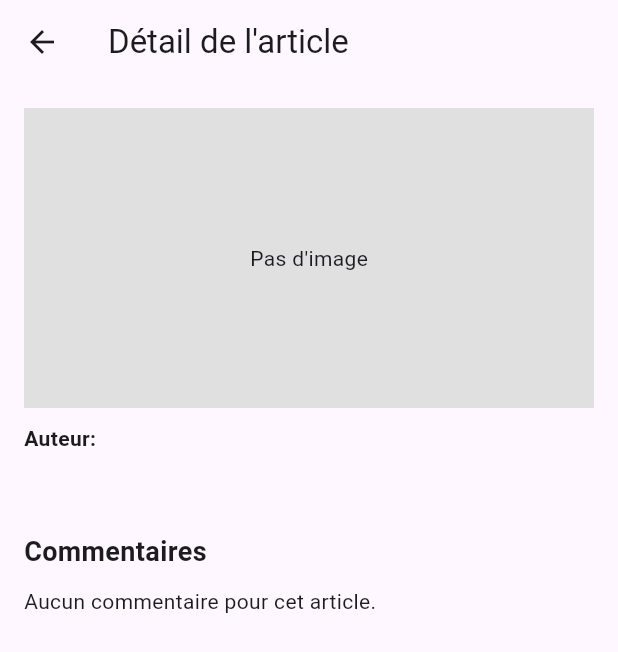
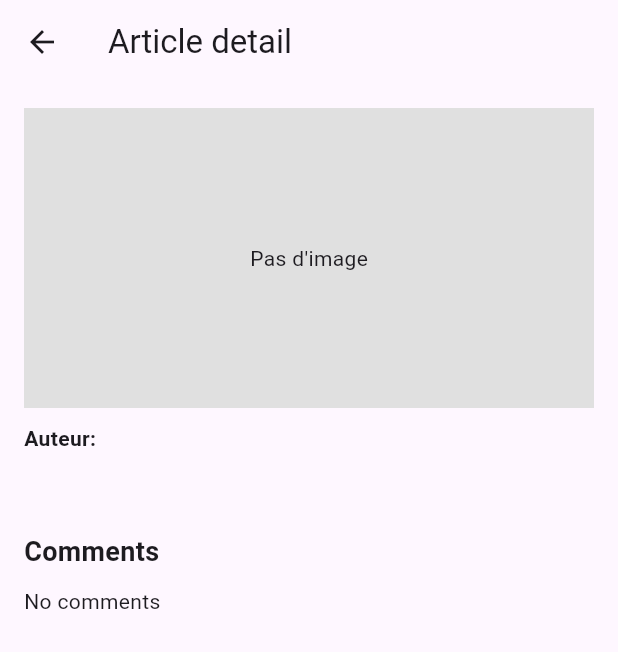
Before and after one commit to kyliantaguelmint/MobileProgrammingFinalProject, a Flutter app: the ArticleDetailPage screen opened directly with empty values, on a phone screen of 412 x 824 dp. Shown: the top 652 px of the screen. Run offline on Flutter 3.47's test engine with Material 3 defaults, Android fonts, the phone set to English and light mode, and no system bars; our stand-ins replace auto_size_text, awesome_notifications, cloud_firestore, firebase_auth, firebase_core, firebase_storage and 2 more; accounts and stored records are empty; network calls fail.

```diff
--- a/lib/screens/article_detail_page.dart
+++ b/lib/screens/article_detail_page.dart
@@ -14,7 +14,7 @@ class ArticleDetailPage extends StatelessWidget {
         .where('articleId', isEqualTo: articleId);
 
     return Scaffold(
-      appBar: AppBar(title: const Text('Détail de l\'article')),
+      appBar: AppBar(title: const Text('Article detail')),
       body: FutureBuilder<DocumentSnapshot>(
         future: articleRef.get(),
         builder: (context, snapshot) {
@@ -23,7 +23,7 @@ class ArticleDetailPage extends StatelessWidget {
           }
 
           if (!snapshot.hasData || !snapshot.data!.exists) {
-            return Center(child: Text("Article $articleId non trouvé"));
+            return Center(child: Text("Article not found"));
           }
 
           final article = snapshot.data!.data() as Map<String, dynamic>;
@@ -50,7 +50,7 @@ class ArticleDetailPage extends StatelessWidget {
                   style: const TextStyle(fontSize: 16),
                 ),
                 const SizedBox(height: 20),
-                const Text('Commentaires', style: TextStyle(fontSize: 18, fontWeight: FontWeight.bold)),
+                const Text('Comments', style: TextStyle(fontSize: 18, fontWeight: FontWeight.bold)),
                 const SizedBox(height: 10),
                 StreamBuilder<QuerySnapshot>(
                   stream: commentsRef.snapshots(),
@@ -62,7 +62,7 @@ class ArticleDetailPage extends StatelessWidget {
                     final comments = commentSnapshot.data?.docs ?? [];
 
                     if (comments.isEmpty) {
-                      return const Text("Aucun commentaire pour cet article.");
+                      return const Text("No comments");
                     }
 
                     return Column(
@@ -72,7 +72,7 @@ class ArticleDetailPage extends StatelessWidget {
                           title: Text(data['content'] ?? ''),
                           // subtitle: Text(data['user'] ?? 'Anonyme'), comments are anonymous for now
                           trailing: Text(
-                            (data['createdAt'] as Timestamp?)?.toDate().toString() ?? 'Date inconnue',
+                            (data['createdAt'] as Timestamp?)?.toDate().toString() ?? 'Unknown date',
                             style: const TextStyle(fontSize: 12, color: Colors.grey),
                           ),
                         );
--- a/lib/screens/plus_screen.dart
+++ b/lib/screens/plus_screen.dart
@@ -112,7 +112,6 @@ class _PlusScreenState extends State<PlusScreen> {
               const SizedBox(height: 24),
               ElevatedButton(
                 onPressed: () async {
-                  // TODO: implement create article logic
                   final title = _titleController.text.trim();
                   final content = _contentController.text.trim();
                   final imageUrl = _imageController.text.trim();
```
Also changed, not shown: lib/screens/login_screen.dart (+13 -0 lines), lib/screens/profile_screen.dart (+25 -2 lines).
